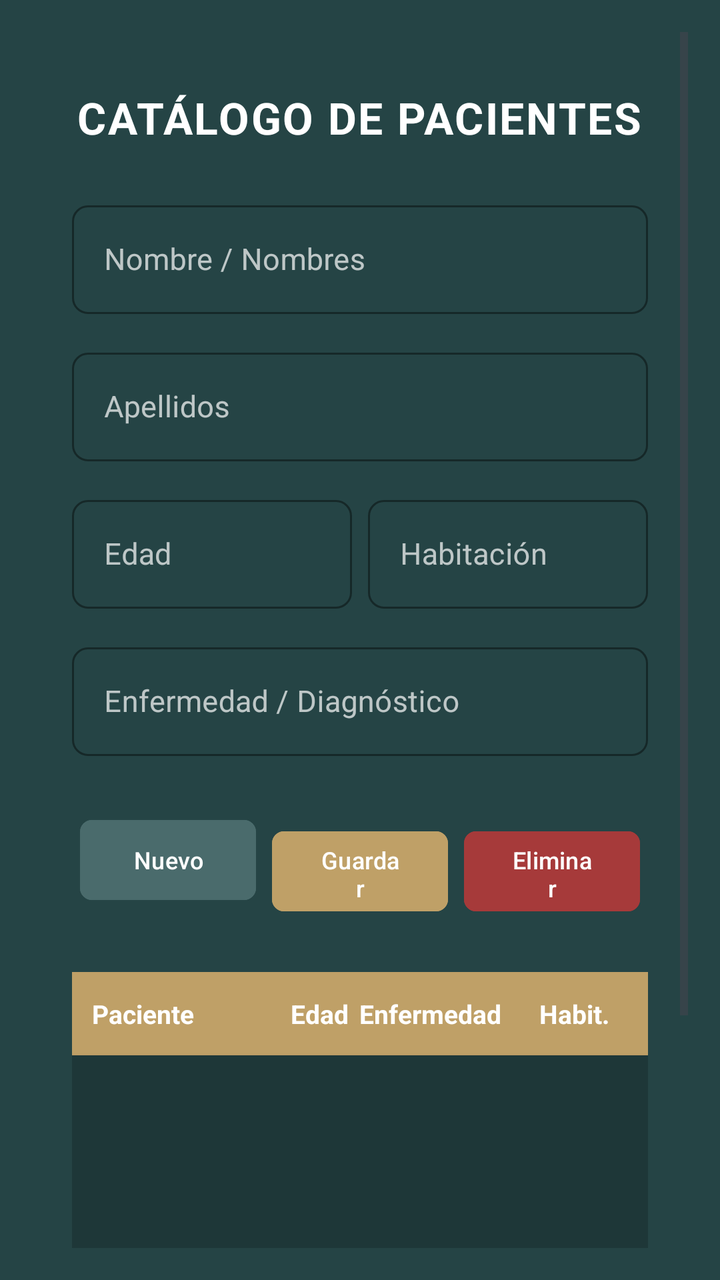
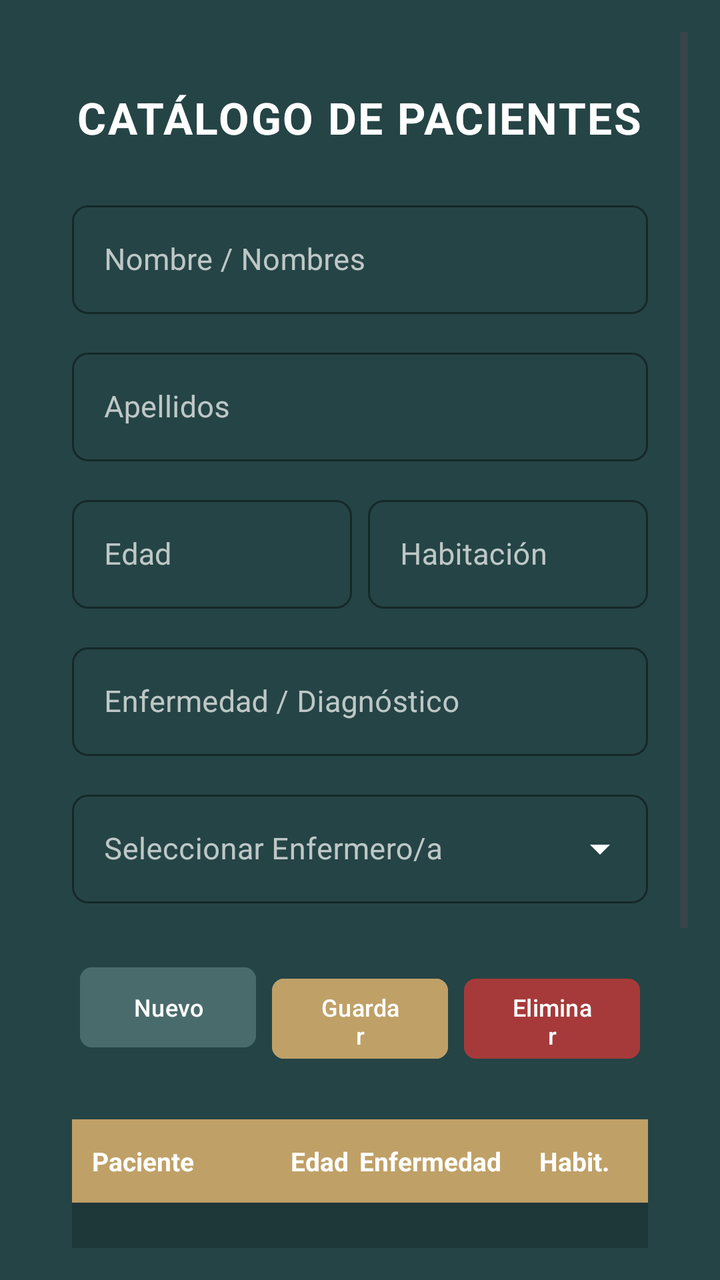

An Android layout rendered at two revisions. The XML below is the earlier revision; the diff shows what the commit changed to produce the second picture.
<!-- AndroidManifest.xml: application theme Theme.MiProyecto -->
<!-- res/layout/fragment_fragmento2.xml -->
<?xml version="1.0" encoding="utf-8"?>
<LinearLayout xmlns:android="http://schemas.android.com/apk/res/android"
    xmlns:tools="http://schemas.android.com/tools"
    android:layout_width="match_parent"
    android:layout_height="match_parent"
    android:orientation="vertical"
    android:padding="16dp"
    tools:context=".Fragmento2"
    android:background="#254445">

    
  <ScrollView
    xmlns:android="http://schemas.android.com/apk/res/android"
    xmlns:app="http://schemas.android.com/apk/res-auto"
    xmlns:tools="http://schemas.android.com/tools"
    android:layout_width="match_parent"
    android:layout_height="match_parent"
    android:fillViewport="true"
    android:background="#254445">

    <LinearLayout
      android:layout_width="match_parent"
      android:layout_height="wrap_content"
      android:orientation="vertical"
      android:padding="20dp">

      
      <TextView
        android:id="@+id/tvTitulo"
        android:layout_width="wrap_content"
        android:layout_height="wrap_content"
        android:layout_gravity="center_horizontal"
        android:layout_marginTop="8dp"
        android:layout_marginBottom="24dp"
        android:text="CATÁLOGO DE PACIENTES"
        android:textColor="@color/white"
        android:textSize="22sp"
        android:textStyle="bold"
        android:letterSpacing="0.04" />

      
      <TextView android:id="@+id/lblClave" android:layout_width="0dp" android:layout_height="0dp" android:visibility="gone" />
      <TextView android:id="@+id/lblNombre" android:layout_width="0dp" android:layout_height="0dp" android:visibility="gone" />
      <TextView android:id="@+id/lblEdad" android:layout_width="0dp" android:layout_height="0dp" android:visibility="gone" />
      <TextView android:id="@+id/lblEnfermedad" android:layout_width="0dp" android:layout_height="0dp" android:visibility="gone" />
      <TextView android:id="@+id/lblFecha" android:layout_width="0dp" android:layout_height="0dp" android:visibility="gone" />

      
      <com.google.android.material.textfield.TextInputLayout
        android:layout_width="match_parent"
        android:layout_height="wrap_content"
        android:layout_marginBottom="14dp"
        android:hint="Nombre / Nombres"
        android:textColorHint="#B3FFFFFF"
        app:hintTextColor="@color/white"
        app:boxStrokeColor="@color/white"
        app:boxCornerRadiusTopStart="8dp"
        app:boxCornerRadiusTopEnd="8dp"
        app:boxCornerRadiusBottomStart="8dp"
        app:boxCornerRadiusBottomEnd="8dp"
        style="@style/Widget.MaterialComponents.TextInputLayout.OutlinedBox">

        <com.google.android.material.textfield.TextInputEditText
          android:id="@+id/etNombre"
          android:layout_width="match_parent"
          android:layout_height="wrap_content"
          android:inputType="textPersonName"
          android:textColor="@color/white"
          android:textSize="15sp" />
      </com.google.android.material.textfield.TextInputLayout>

      
      <com.google.android.material.textfield.TextInputLayout
        android:layout_width="match_parent"
        android:layout_height="wrap_content"
        android:layout_marginBottom="14dp"
        android:hint="Apellidos"
        android:textColorHint="#B3FFFFFF"
        app:hintTextColor="@color/white"
        app:boxStrokeColor="@color/white"
        app:boxCornerRadiusTopStart="8dp"
        app:boxCornerRadiusTopEnd="8dp"
        app:boxCornerRadiusBottomStart="8dp"
        app:boxCornerRadiusBottomEnd="8dp"
        style="@style/Widget.MaterialComponents.TextInputLayout.OutlinedBox">

        <com.google.android.material.textfield.TextInputEditText
          android:id="@+id/etClave"
          android:layout_width="match_parent"
          android:layout_height="wrap_content"
          android:inputType="textPersonName"
          android:textColor="@color/white"
          android:textSize="15sp" />
      </com.google.android.material.textfield.TextInputLayout>

      
      <LinearLayout
        android:layout_width="match_parent"
        android:layout_height="wrap_content"
        android:orientation="horizontal"
        android:layout_marginBottom="14dp"
        android:baselineAligned="false">

        
        <com.google.android.material.textfield.TextInputLayout
          android:layout_width="0dp"
          android:layout_height="wrap_content"
          android:layout_weight="1"
          android:layout_marginEnd="8dp"
          android:hint="Edad"
          android:textColorHint="#B3FFFFFF"
          app:hintTextColor="@color/white"
          app:boxStrokeColor="@color/white"
          app:boxCornerRadiusTopStart="8dp"
          app:boxCornerRadiusTopEnd="8dp"
          app:boxCornerRadiusBottomStart="8dp"
          app:boxCornerRadiusBottomEnd="8dp"
          style="@style/Widget.MaterialComponents.TextInputLayout.OutlinedBox">

          <com.google.android.material.textfield.TextInputEditText
            android:id="@+id/etEdad"
            android:layout_width="match_parent"
            android:layout_height="wrap_content"
            android:inputType="number"
            android:textColor="@color/white"
            android:textSize="15sp" />
        </com.google.android.material.textfield.TextInputLayout>

        
        <com.google.android.material.textfield.TextInputLayout
          android:layout_width="0dp"
          android:layout_height="wrap_content"
          android:layout_weight="1"
          android:hint="Habitación"
          android:textColorHint="#B3FFFFFF"
          app:hintTextColor="@color/white"
          app:boxStrokeColor="@color/white"
          app:boxCornerRadiusTopStart="8dp"
          app:boxCornerRadiusTopEnd="8dp"
          app:boxCornerRadiusBottomStart="8dp"
          app:boxCornerRadiusBottomEnd="8dp"
          style="@style/Widget.MaterialComponents.TextInputLayout.OutlinedBox">

          <com.google.android.material.textfield.TextInputEditText
            android:id="@+id/etFechaNacimiento"
            android:layout_width="match_parent"
            android:layout_height="wrap_content"
            android:inputType="text"
            android:textColor="@color/white"
            android:textSize="15sp" />
        </com.google.android.material.textfield.TextInputLayout>
      </LinearLayout>

      
      <com.google.android.material.textfield.TextInputLayout
        android:layout_width="match_parent"
        android:layout_height="wrap_content"
        android:layout_marginBottom="24dp"
        android:hint="Enfermedad / Diagnóstico"
        android:textColorHint="#B3FFFFFF"
        app:hintTextColor="@color/white"
        app:boxStrokeColor="@color/white"
        app:boxCornerRadiusTopStart="8dp"
        app:boxCornerRadiusTopEnd="8dp"
        app:boxCornerRadiusBottomStart="8dp"
        app:boxCornerRadiusBottomEnd="8dp"
        style="@style/Widget.MaterialComponents.TextInputLayout.OutlinedBox">

        <com.google.android.material.textfield.TextInputEditText
          android:id="@+id/etEnfermedad"
          android:layout_width="match_parent"
          android:layout_height="wrap_content"
          android:inputType="text"
          android:textColor="@color/white"
          android:textSize="15sp" />
      </com.google.android.material.textfield.TextInputLayout>

      
      <LinearLayout
        android:id="@+id/layoutBotones"
        android:layout_width="match_parent"
        android:layout_height="wrap_content"
        android:layout_marginBottom="28dp"
        android:orientation="horizontal"
        android:weightSum="3">

        <com.google.android.material.button.MaterialButton
          android:id="@+id/btnNuevo"
          android:layout_width="0dp"
          android:layout_height="48dp"
          android:layout_margin="4dp"
          android:layout_weight="1"
          android:backgroundTint="#4A6B6C"
          android:text="Nuevo"
          android:textSize="12sp"
          android:textColor="#FFFFFF"
          app:cornerRadius="6dp" />

        <com.google.android.material.button.MaterialButton
          android:id="@+id/btnGuardar"
          android:layout_width="0dp"
          android:layout_height="48dp"
          android:layout_margin="4dp"
          android:layout_weight="1"
          android:backgroundTint="#BFA067"
          android:text="Guardar"
          android:textSize="12sp"
          android:textColor="#FFFFFF"
          app:cornerRadius="6dp" />

        <com.google.android.material.button.MaterialButton
          android:id="@+id/btnEliminar"
          android:layout_width="0dp"
          android:layout_height="48dp"
          android:layout_margin="4dp"
          android:layout_weight="1"
          android:backgroundTint="#A63A3A"
          android:text="Eliminar"
          android:textSize="12sp"
          android:textColor="#FFFFFF"
          app:cornerRadius="6dp" />
      </LinearLayout>

      
      <LinearLayout
        android:id="@+id/layoutHeaderGrid"
        android:layout_width="match_parent"
        android:layout_height="wrap_content"
        android:background="#BFA067"
        android:orientation="horizontal"
        android:paddingVertical="12dp"
        android:paddingHorizontal="10dp"
        android:weightSum="10">

        <TextView
          android:layout_width="0dp"
          android:layout_height="wrap_content"
          android:layout_weight="3.5"
          android:text="Paciente"
          android:textColor="#FFFFFF"
          android:textSize="13sp"
          android:textStyle="bold" />

        <TextView
          android:layout_width="0dp"
          android:layout_height="wrap_content"
          android:layout_weight="1.5"
          android:text="Edad"
          android:textColor="#FFFFFF"
          android:textSize="13sp"
          android:textStyle="bold"
          android:gravity="center" />

        <TextView
          android:layout_width="0dp"
          android:layout_height="wrap_content"
          android:layout_weight="3"
          android:text="Enfermedad"
          android:textColor="#FFFFFF"
          android:textSize="13sp"
          android:textStyle="bold" />

        <TextView
          android:layout_width="0dp"
          android:layout_height="wrap_content"
          android:layout_weight="2"
          android:text="Habit."
          android:textColor="#FFFFFF"
          android:textSize="13sp"
          android:textStyle="bold"
          android:gravity="center" />
      </LinearLayout>

      
      <androidx.recyclerview.widget.RecyclerView
        android:id="@+id/rvClientes"
        android:layout_width="match_parent"
        android:layout_height="220dp"
        android:background="#1E3738"
        android:padding="4dp"
        android:elevation="2dp"
        tools:listitem="@android:layout/simple_list_item_2" />

    </LinearLayout>
  </ScrollView>

</LinearLayout>
<!-- resources referenced by this layout -->
<resources>
  <color name="white">#FFFFFFFF</color>
  <style name="Theme.MiProyecto" parent="Base.Theme.MiProyecto" />
  <style name="Base.Theme.MiProyecto" parent="Theme.Material3.DayNight.NoActionBar">
          
          
      </style>
</resources>

<!-- the commit's change to res/layout/fragment_fragmento2.xml (unified diff, before → after) -->
@@ -155,7 +155,7 @@
       <com.google.android.material.textfield.TextInputLayout
         android:layout_width="match_parent"
         android:layout_height="wrap_content"
-        android:layout_marginBottom="24dp"
+        android:layout_marginBottom="14dp"
         android:hint="Enfermedad / Diagnóstico"
         android:textColorHint="#B3FFFFFF"
         app:hintTextColor="@color/white"
@@ -176,6 +176,32 @@
       </com.google.android.material.textfield.TextInputLayout>
 
       
+      <com.google.android.material.textfield.TextInputLayout
+        android:id="@+id/tilEnfermero"
+        android:layout_width="match_parent"
+        android:layout_height="wrap_content"
+        android:layout_marginBottom="24dp"
+        android:hint="Seleccionar Enfermero/a"
+        android:textColorHint="#B3FFFFFF"
+        app:hintTextColor="@color/white"
+        app:boxStrokeColor="@color/white"
+        app:endIconTint="@color/white"
+        app:boxCornerRadiusTopStart="8dp"
+        app:boxCornerRadiusTopEnd="8dp"
+        app:boxCornerRadiusBottomStart="8dp"
+        app:boxCornerRadiusBottomEnd="8dp"
+        style="@style/Widget.MaterialComponents.TextInputLayout.OutlinedBox.ExposedDropdownMenu">
+
+        <AutoCompleteTextView
+          android:id="@+id/actvEnfermero"
+          android:layout_width="match_parent"
+          android:layout_height="wrap_content"
+          android:inputType="none"
+          android:textColor="@color/white"
+          android:textSize="15sp" />
+      </com.google.android.material.textfield.TextInputLayout>
+
+      
       <LinearLayout
         android:id="@+id/layoutBotones"
         android:layout_width="match_parent"
